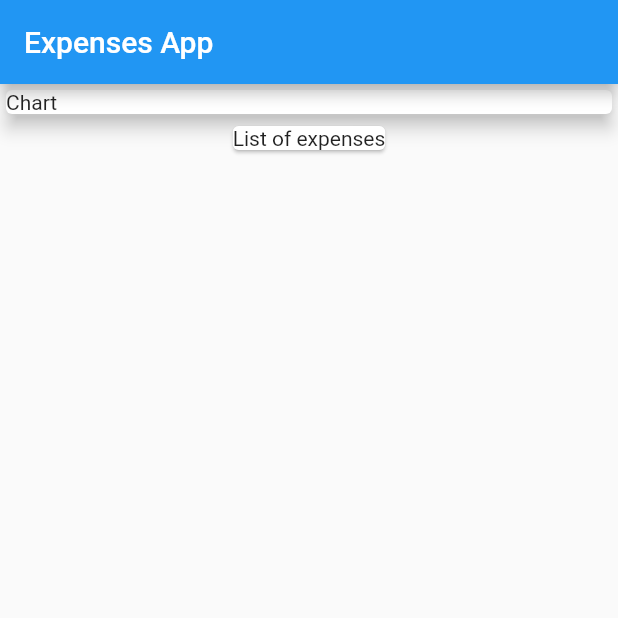
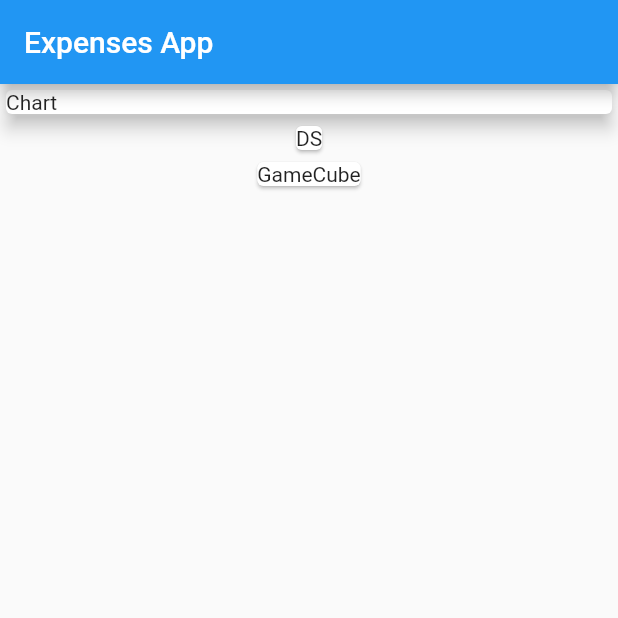
Before and after one commit to Slackoth/flutter-complete-guide, a Flutter app: the screen it shows after launch, on a phone screen of 412 x 824 dp, the top half of it. Run offline on Flutter 3.47's test engine with Material 2 defaults, Android fonts, the phone set to English and light mode, and no system bars; our stand-ins replace logger.

Commit message:
[ADDED] List of transactions

```diff
--- a/projects/expenses_app/lib/main.dart
+++ b/projects/expenses_app/lib/main.dart
@@ -1,3 +1,4 @@
+import 'package:expenses_app/model/transaction.dart';
 import 'package:flutter/material.dart';
 
 void main() => runApp(const ExpensesApp());
@@ -7,7 +8,7 @@ class ExpensesApp extends StatelessWidget {
 
   @override
   Widget build(BuildContext context) {
-    return const MaterialApp(
+    return MaterialApp(
       title: 'Expenses App',
       home: HomePage(),
     );
@@ -15,7 +16,22 @@ class ExpensesApp extends StatelessWidget {
 }
 
 class HomePage extends StatelessWidget {
-  const HomePage({super.key});
+  final List<Transaction> transactions = [
+    Transaction(
+      id: "t1",
+      title: "DS",
+      amount: 450.55,
+      date: DateTime.now(),
+    ),
+    Transaction(
+      id: "t2",
+      title: "GameCube",
+      amount: 299.99,
+      date: DateTime.now(),
+    )
+  ];
+
+  HomePage({super.key});
 
   @override
   Widget build(BuildContext context) {
@@ -24,16 +40,18 @@ class HomePage extends StatelessWidget {
         title: const Text('Expenses App'),
       ),
       body: Column(
-        children: const <Widget>[
-          Card(
+        children: <Widget>[
+          const Card(
             elevation: 5,
             child: SizedBox(
               width: double.infinity,
               child: Text('Chart')
             ),
           ),
-          Card(
-            child: Text('List of expenses'),
+          Column(
+            children: transactions.map((transaction) {
+              return Card(child: Text(transaction.title),);
+            }).toList(),
           )
         ]
       ),
```
